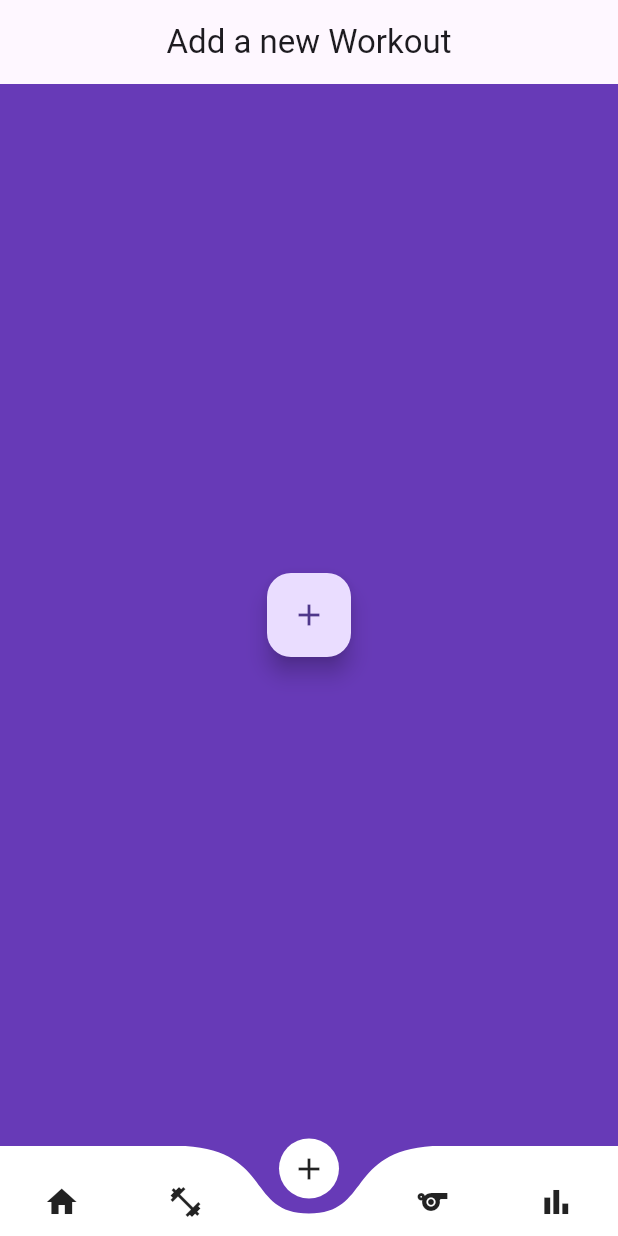
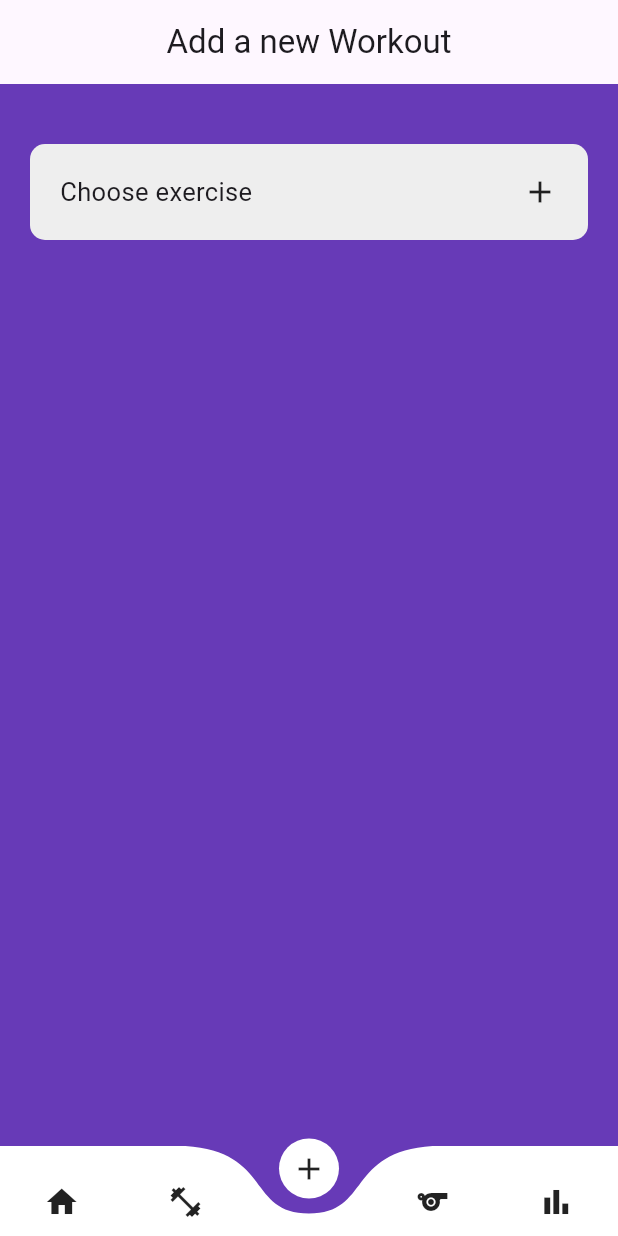
Before and after one commit to programmer2012/javelin_workout_tracker, a Flutter app: the screen it shows once a user with an empty profile is signed in, item 3 of the bottom bar chosen, on a phone screen of 412 x 824 dp. Run offline on Flutter 3.47's test engine with Material 3 defaults, Android fonts, the phone set to English and light mode, and no system bars; drawn by our look-alikes of curved_navigation_bar; our stand-ins replace cloud_firestore, firebase_auth, firebase_core, firebase_storage, fl_chart, google_fonts and 2 more; accounts and stored records are empty; network calls fail.

Commit message:
weekend commit

```diff
--- a/lib/pages/add_workout_page.dart
+++ b/lib/pages/add_workout_page.dart
@@ -1,7 +1,10 @@
 import 'package:flutter/material.dart';
+import 'package:javelin_workout_tracker/components/exercise_widget.dart';
+import 'package:javelin_workout_tracker/pages/choose_workout.dart';
 
 class AddWorkoutPage extends StatefulWidget {
-  const AddWorkoutPage({super.key});
+  final Map<dynamic, dynamic> userData;
+  const AddWorkoutPage({required this.userData, super.key});
 
   @override
   State<AddWorkoutPage> createState() => _AddWorkoutPageState();
@@ -9,43 +12,81 @@ class AddWorkoutPage extends StatefulWidget {
 
 class _AddWorkoutPageState extends State<AddWorkoutPage> {
   bool toggleWorkout = true;
+  List workoutList = [];
+  Map isSelected = {};
+  List exerciseWidgets = [];
 
   @override
   Widget build(BuildContext context) {
-    toggleAddWorkout() {
-      toggleWorkout = !toggleWorkout;
-      setState(() {});
-    }
-
     return Scaffold(
       backgroundColor: Colors.deepPurple,
       appBar: AppBar(
         title: const Center(child: Text('Add a new Workout')),
       ),
-      body: toggleWorkout
-          ? Center(
-              child: FloatingActionButton(
-                  onPressed: toggleAddWorkout, child: const Icon(Icons.add)),
-            )
-          : Center(
+      body: SingleChildScrollView(
+        child: Center(
           child: Container(
-                margin: EdgeInsets.symmetric(horizontal: 50, vertical: 50),
+            margin: EdgeInsets.symmetric(
+              horizontal: 20,
+            ),
             child: Column(
               crossAxisAlignment: CrossAxisAlignment.start,
               children: [
-                    Container(
-                      padding: EdgeInsets.symmetric(horizontal: 10),
+                toggleWorkout
+                    ? Container(
+                        padding: EdgeInsets.symmetric(horizontal: 20),
+                        margin: EdgeInsets.symmetric(vertical: 20),
                         decoration: BoxDecoration(
                             borderRadius: BorderRadius.circular(10),
                             color: Colors.grey.shade200),
-                      child: Row(
+                        height: exerciseWidgets.length <= 7
+                            ? exerciseWidgets.length * 60
+                            : 500,
+                        child: ListView.builder(
+                          itemCount: exerciseWidgets.length,
+                          itemBuilder: (context, index) =>
+                              exerciseWidgets[index],
+                        ),
+                      )
+                    : Container(),
+                GestureDetector(
+                  onTap: () async {
+                    isSelected = await Navigator.push(
+                      context,
+                      MaterialPageRoute(
+                          builder: (context) => ChooseWorkout(
+                                userData: widget.userData,
+                              )),
+                    );
+                    print('main Page $isSelected');
+                    isSelected.forEach((key, value) {
+                      if (value) {
+                        exerciseWidgets.add(new ExerciseWidget(name: key));
+                      }
+                    });
+                    print(exerciseWidgets);
+                    setState(() {});
+                  },
+                  child: Container(
+                    padding: EdgeInsets.symmetric(horizontal: 20, vertical: 20),
+                    // margin: EdgeInsets.symmetric(vertical: 20),
+                    decoration: BoxDecoration(
+                        borderRadius: BorderRadius.circular(10),
+                        color: Colors.grey.shade200),
+                    child: const Row(
                         mainAxisAlignment: MainAxisAlignment.spaceBetween,
+                        crossAxisAlignment: CrossAxisAlignment.center,
                         children: [
-                            Text('Choose next exercise'),
-                            IconButton(onPressed: () {}, icon: Icon(Icons.add))
+                          Text(
+                            'Choose exercise',
+                            style: TextStyle(fontSize: 17),
+                          ),
+                          Icon(Icons.add)
                         ]),
-                    )
+                  ),
+                ),
               ],
+            ),
           ),
         ),
       ),
--- a/lib/pages/main_view.dart
+++ b/lib/pages/main_view.dart
@@ -3,7 +3,9 @@ import 'package:curved_navigation_bar/curved_navigation_bar.dart';
 import 'package:firebase_auth/firebase_auth.dart';
 import 'package:flutter/material.dart';
 import 'package:javelin_workout_tracker/pages/add_workout_page.dart';
+import 'package:javelin_workout_tracker/pages/comming_soon.dart';
 import 'package:javelin_workout_tracker/pages/home_page.dart';
+// import 'package:javelin_workout_tracker/pages/home_page.dart';
 import 'package:javelin_workout_tracker/pages/overview_page.dart';
 
 import '../components/line_chart_widget.dart';
@@ -46,8 +48,10 @@ class _MainViewState extends State<MainView> {
       OverviewPage(
         userData: userData,
       ),
-      const HomePage(),
-      const AddWorkoutPage(),
+      const CommingSoon(),
+      AddWorkoutPage(
+        userData: userData,
+      ),
       const HomePage(),
       const LineChartPage(
         isShowingMainData: false,
@@ -55,7 +59,9 @@ class _MainViewState extends State<MainView> {
     ];
     return Scaffold(
       backgroundColor: Colors.deepPurple,
-      body: screens[currentIndex],
+      body: userData.isNotEmpty
+          ? screens[currentIndex]
+          : const CircularProgressIndicator(),
       bottomNavigationBar: CurvedNavigationBar(
         height: 60,
         index: currentIndex,
```
Also changed, not shown: lib/components/exercise_widget.dart (added, +58 -0 lines), lib/components/new_set_widget.dart (added, +52 -0 lines), lib/models/exercise.dart (added, +13 -0 lines), lib/pages/choose_workout.dart (added, +285 -0 lines), lib/pages/comming_soon.dart (added, +18 -0 lines), lib/pages/overview_page.dart (+4 -3 lines), lib/services/auth_service.dart (+14 -0 lines). Lines whose indentation alone changed are shown as unchanged.
